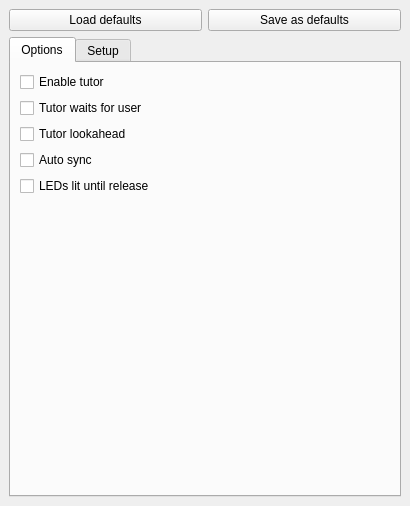
Before: the Qt Designer form mscore/pianotutorpanel.ui in pparrilla/MuseScore, drawn with Qt 5.
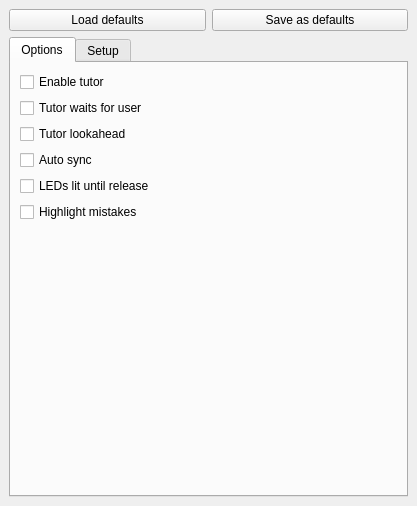
After: the same form once the commit is applied.

Commit message: Piano Tutor: visual highlight of mistaken key presses (#11), in red for now

Diff of the .ui file:
```diff
--- a/mscore/pianotutorpanel.ui
+++ b/mscore/pianotutorpanel.ui
@@ -6,7 +6,7 @@
    <rect>
     <x>0</x>
     <y>0</y>
-    <width>410</width>
+    <width>417</width>
     <height>506</height>
    </rect>
   </property>
@@ -68,6 +68,13 @@
             </property>
            </widget>
           </item>
+          <item>
+           <widget class="QCheckBox" name="tutorMistakesCB">
+            <property name="text">
+             <string>Highlight mistakes</string>
+            </property>
+           </widget>
+          </item>
           <item>
            <spacer name="verticalSpacer">
             <property name="orientation">
```
The commit also changes 7 other files.
